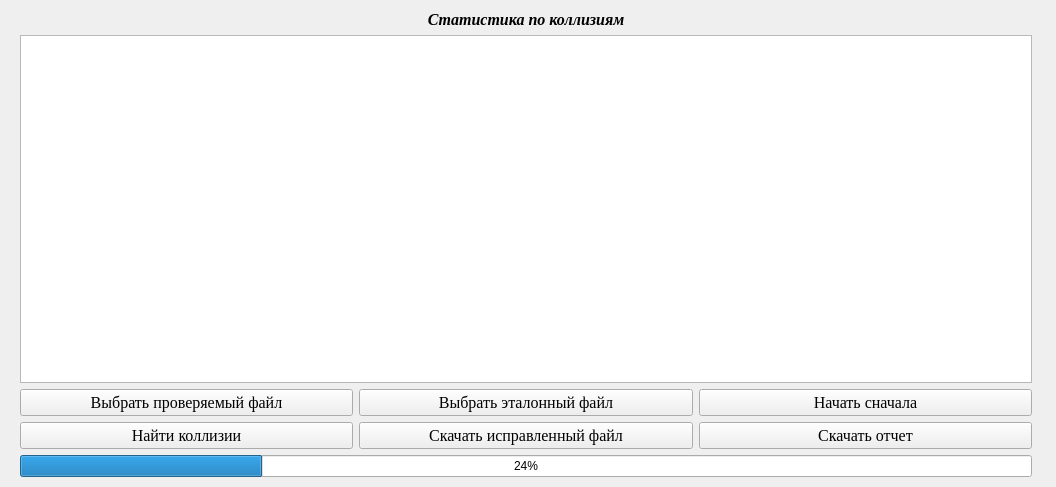
This is upload.ui in arcegor/ase as Qt 5 draws it before an edit. The edited form follows.
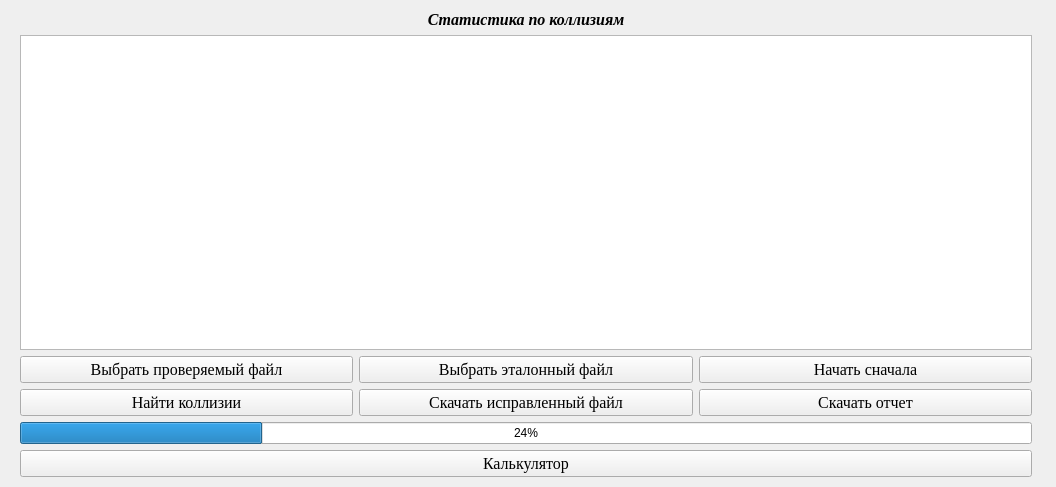
This is the edited form.

Commit message: Добавил базовый интерфейс и функционал для калькулятора

What changed in the file:
```diff
--- a/upload.ui
+++ b/upload.ui
@@ -135,6 +135,20 @@
       </item>
      </layout>
     </item>
+    <item row="4" column="0">
+     <widget class="QPushButton" name="buttonCalculator">
+      <property name="font">
+       <font>
+        <family>Times New Roman</family>
+        <pointsize>12</pointsize>
+        <stylestrategy>PreferDefault</stylestrategy>
+       </font>
+      </property>
+      <property name="text">
+       <string>Калькулятор</string>
+      </property>
+     </widget>
+    </item>
     <item row="1" column="0">
      <layout class="QGridLayout" name="gridLayout">
       <property name="sizeConstraint">
```
The commit also changes 6 other files.
